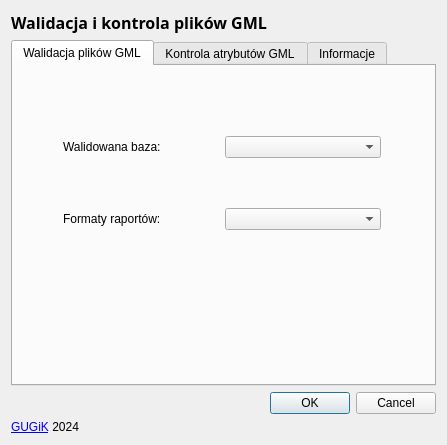
GlownyUrzadGeodezjiIKartografii/WalidatorPlikowGML, file walidatorPlikowGML_dialog_base.ui: the form before one commit.
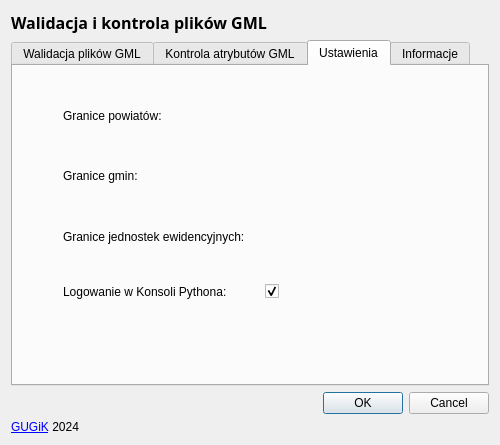
The form after the commit. The open tabs and pages were chosen to show the change. Icons and pictures are not drawn. Custom widgets are drawn as their Qt base class.

Diff of the .ui file:
```diff
--- a/walidatorPlikowGML_dialog_base.ui
+++ b/walidatorPlikowGML_dialog_base.ui
@@ -6,7 +6,7 @@
    <rect>
     <x>0</x>
     <y>0</y>
-    <width>447</width>
+    <width>500</width>
     <height>445</height>
    </rect>
   </property>
@@ -18,7 +18,7 @@
   </property>
   <property name="minimumSize">
    <size>
-    <width>447</width>
+    <width>500</width>
     <height>377</height>
    </size>
   </property>
@@ -72,11 +72,55 @@
           <property name="sizeConstraint">
            <enum>QLayout::SetMinimumSize</enum>
           </property>
-          <item row="0" column="1">
+          <item row="5" column="1">
+           <widget class="QgsCheckableComboBox" name="mComboBox"/>
+          </item>
+          <item row="0" column="2">
+           <spacer name="horizontalSpacer_4">
+            <property name="orientation">
+             <enum>Qt::Horizontal</enum>
+            </property>
+            <property name="sizeType">
+             <enum>QSizePolicy::Preferred</enum>
+            </property>
+            <property name="sizeHint" stdset="0">
+             <size>
+              <width>13</width>
+              <height>40</height>
+             </size>
+            </property>
+           </spacer>
+          </item>
+          <item row="3" column="1">
            <widget class="QComboBox" name="comboBox"/>
           </item>
-          <item row="0" column="0">
+          <item row="3" column="2">
+           <spacer name="horizontalSpacer_2">
+            <property name="orientation">
+             <enum>Qt::Horizontal</enum>
+            </property>
+            <property name="sizeType">
+             <enum>QSizePolicy::Preferred</enum>
+            </property>
+            <property name="sizeHint" stdset="0">
+             <size>
+              <width>13</width>
+              <height>40</height>
+             </size>
+            </property>
+           </spacer>
+          </item>
+          <item row="0" column="1">
+           <widget class="QgsFileWidget" name="mQgsFileWidget"/>
+          </item>
+          <item row="3" column="0">
            <widget class="QLabel" name="label">
+            <property name="minimumSize">
+             <size>
+              <width>0</width>
+              <height>40</height>
+             </size>
+            </property>
             <property name="text">
              <string>Walidowana baza:</string>
             </property>
@@ -85,24 +129,27 @@
             </property>
            </widget>
           </item>
-          <item row="0" column="2">
-           <spacer name="horizontalSpacer_2">
+          <item row="1" column="1">
+           <spacer name="verticalSpacer">
             <property name="orientation">
-             <enum>Qt::Horizontal</enum>
-            </property>
-            <property name="sizeType">
-             <enum>QSizePolicy::Preferred</enum>
+             <enum>Qt::Vertical</enum>
             </property>
             <property name="sizeHint" stdset="0">
              <size>
-              <width>13</width>
+              <width>20</width>
               <height>40</height>
              </size>
             </property>
            </spacer>
           </item>
-          <item row="1" column="0">
+          <item row="5" column="0">
            <widget class="QLabel" name="label_18">
+            <property name="minimumSize">
+             <size>
+              <width>0</width>
+              <height>40</height>
+             </size>
+            </property>
             <property name="text">
              <string>Formaty raportów:</string>
             </property>
@@ -111,7 +158,7 @@
             </property>
            </widget>
           </item>
-          <item row="1" column="2">
+          <item row="5" column="2">
            <spacer name="horizontalSpacer_3">
             <property name="orientation">
              <enum>Qt::Horizontal</enum>
@@ -127,8 +174,43 @@
             </property>
            </spacer>
           </item>
-          <item row="1" column="1">
-           <widget class="QgsCheckableComboBox" name="mComboBox"/>
+          <item row="0" column="0">
+           <widget class="QLabel" name="label_19">
+            <property name="sizePolicy">
+             <sizepolicy hsizetype="Fixed" vsizetype="Preferred">
+              <horstretch>0</horstretch>
+              <verstretch>0</verstretch>
+             </sizepolicy>
+            </property>
+            <property name="minimumSize">
+             <size>
+              <width>0</width>
+              <height>40</height>
+             </size>
+            </property>
+            <property name="maximumSize">
+             <size>
+              <width>16777215</width>
+              <height>16777215</height>
+             </size>
+            </property>
+            <property name="text">
+             <string>Wskazany plik:</string>
+            </property>
+           </widget>
+          </item>
+          <item row="4" column="1">
+           <spacer name="verticalSpacer_2">
+            <property name="orientation">
+             <enum>Qt::Vertical</enum>
+            </property>
+            <property name="sizeHint" stdset="0">
+             <size>
+              <width>20</width>
+              <height>40</height>
+             </size>
+            </property>
+           </spacer>
           </item>
          </layout>
         </widget>
@@ -230,6 +312,202 @@
          </item>
         </layout>
        </widget>
+       <widget class="QWidget" name="Ustawienia">
+        <attribute name="title">
+         <string>Ustawienia</string>
+        </attribute>
+        <widget class="QWidget" name="layoutWidget_4">
+         <property name="geometry">
+          <rect>
+           <x>50</x>
+           <y>30</y>
+           <width>411</width>
+           <height>211</height>
+          </rect>
+         </property>
+         <layout class="QGridLayout" name="gridLayout_9">
+          <property name="sizeConstraint">
+           <enum>QLayout::SetMinimumSize</enum>
+          </property>
+          <item row="6" column="3">
+           <spacer name="horizontalSpacer_9">
+            <property name="orientation">
+             <enum>Qt::Horizontal</enum>
+            </property>
+            <property name="sizeType">
+             <enum>QSizePolicy::Preferred</enum>
+            </property>
+            <property name="sizeHint" stdset="0">
+             <size>
+              <width>13</width>
+              <height>30</height>
+             </size>
+            </property>
+           </spacer>
+          </item>
+          <item row="2" column="0">
+           <widget class="QLabel" name="label_39">
+            <property name="minimumSize">
+             <size>
+              <width>0</width>
+              <height>40</height>
+             </size>
+            </property>
+            <property name="maximumSize">
+             <size>
+              <width>16777215</width>
+              <height>16777215</height>
+             </size>
+            </property>
+            <property name="text">
+             <string>Granice gmin:</string>
+            </property>
+           </widget>
+          </item>
+          <item row="2" column="2">
+           <widget class="QgsFileWidget" name="mQgsFileWidget_gg"/>
+          </item>
+          <item row="6" column="2">
+           <widget class="QCheckBox" name="checkBox_3">
+            <property name="sizePolicy">
+             <sizepolicy hsizetype="Minimum" vsizetype="Fixed">
+              <horstretch>0</horstretch>
+              <verstretch>0</verstretch>
+             </sizepolicy>
+            </property>
+            <property name="text">
+             <string/>
+            </property>
+            <property name="checked">
+             <bool>true</bool>
+            </property>
+           </widget>
+          </item>
+          <item row="6" column="0">
+           <widget class="QLabel" name="label_36">
+            <property name="maximumSize">
+             <size>
+              <width>16777215</width>
+              <height>16777215</height>
+             </size>
+            </property>
+            <property name="text">
+             <string>Logowanie w Konsoli Pythona:</string>
+            </property>
+           </widget>
+          </item>
+          <item row="2" column="3">
+           <spacer name="horizontalSpacer_8">
+            <property name="orientation">
+             <enum>Qt::Horizontal</enum>
+            </property>
+            <property name="sizeType">
+             <enum>QSizePolicy::Preferred</enum>
+            </property>
+            <property name="sizeHint" stdset="0">
+             <size>
+              <width>13</width>
+              <height>40</height>
+             </size>
+            </property>
+           </spacer>
+          </item>
+          <item row="3" column="0">
+           <spacer name="verticalSpacer_4">
+            <property name="orientation">
+             <enum>Qt::Vertical</enum>
+            </property>
+            <property name="sizeHint" stdset="0">
+             <size>
+              <width>20</width>
+              <height>40</height>
+             </size>
+            </property>
+           </spacer>
+          </item>
+          <item row="1" column="0">
+           <spacer name="verticalSpacer_3">
+            <property name="orientation">
+             <enum>Qt::Vertical</enum>
+            </property>
+            <property name="sizeHint" stdset="0">
+             <size>
+              <width>20</width>
+              <height>40</height>
+             </size>
+            </property>
+           </spacer>
+          </item>
+          <item row="0" column="0">
+           <widget class="QLabel" name="label_38">
+            <property name="minimumSize">
+             <size>
+              <width>0</width>
+              <height>40</height>
+             </size>
+            </property>
+            <property name="maximumSize">
+             <size>
+              <width>16777215</width>
+              <height>16777215</height>
+             </size>
+            </property>
+            <property name="text">
+             <string>Granice powiatów:</string>
+            </property>
+           </widget>
+          </item>
+          <item row="0" column="3">
+           <spacer name="horizontalSpacer_10">
+            <property name="orientation">
+             <enum>Qt::Horizontal</enum>
+            </property>
+            <property name="sizeType">
+             <enum>QSizePolicy::Preferred</enum>
+            </property>
+            <property name="sizeHint" stdset="0">
+             <size>
+              <width>13</width>
+              <height>40</height>
+             </size>
+            </property>
+           </spacer>
+          </item>
+          <item row="0" column="2">
+           <widget class="QgsFileWidget" name="mQgsFileWidget_gp"/>
+          </item>
+          <item row="4" column="0">
+           <widget class="QLabel" name="label_37">
+            <property name="minimumSize">
+             <size>
+              <width>0</width>
+              <height>40</height>
+             </size>
+            </property>
+            <property name="text">
+             <string>Granice jednostek ewidencyjnych:</string>
+            </property>
+           </widget>
+          </item>
+          <item row="5" column="0">
+           <spacer name="verticalSpacer_5">
+            <property name="orientation">
+             <enum>Qt::Vertical</enum>
+            </property>
+            <property name="sizeHint" stdset="0">
+             <size>
+              <width>20</width>
+              <height>40</height>
+             </size>
+            </property>
+           </spacer>
+          </item>
+          <item row="4" column="2">
+           <widget class="QgsFileWidget" name="mQgsFileWidget_gje"/>
+          </item>
+         </layout>
+        </widget>
+       </widget>
        <widget class="QWidget" name="Informacje">
         <attribute name="title">
          <string>Informacje</string>
@@ -434,6 +712,11 @@
    <extends>QComboBox</extends>
    <header>qgscheckablecombobox.h</header>
   </customwidget>
+  <customwidget>
+   <class>QgsFileWidget</class>
+   <extends>QWidget</extends>
+   <header>qgsfilewidget.h</header>
+  </customwidget>
  </customwidgets>
  <resources/>
  <connections>
```
Left out of the diff: 126 changed lines with no effect on the pictures.
